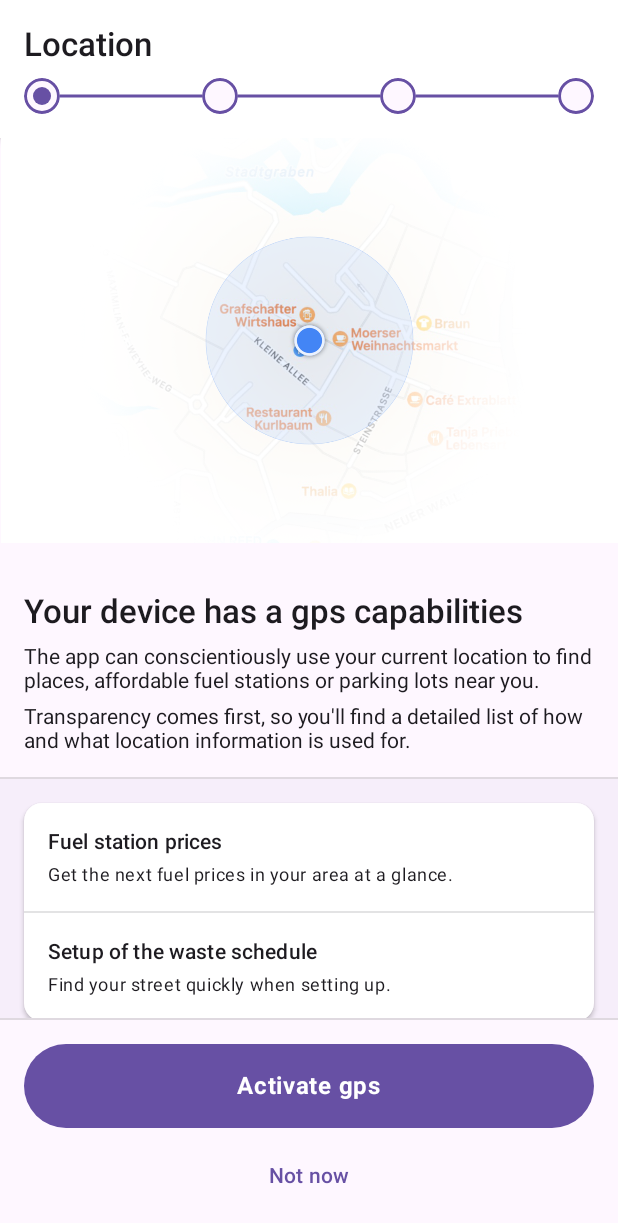
After one commit to LambdaDigamma/moers-android, an Android app built with Jetpack Compose: the composable OnboardingLocationScreen shown on its own in the app's theme, on a phone screen of 412 x 824 dp. The commit adds this screen. Shown: the top 1223 px of the screen. Run offline under Robolectric (Android 15) with nearby library versions, the phone set to English and light mode, and no system bars.

Commit message:
onboarding: working on location request interface

```diff
--- a/app/src/main/java/com/lambdadigamma/moers/Actions.kt
+++ b/app/src/main/java/com/lambdadigamma/moers/Actions.kt
@@ -35,6 +35,12 @@ class OnboardingActions(navController: NavHostController) {
         }
     }
 
+    val continueToLocation = { from: NavBackStackEntry ->
+        if (from.lifecycleIsResumed()) {
+            navController.navigate(Destinations.Onboarding.location)
+        }
+    }
+
 }
 
 /**
--- a/app/src/main/java/com/lambdadigamma/moers/Destinations.kt
+++ b/app/src/main/java/com/lambdadigamma/moers/Destinations.kt
@@ -6,6 +6,7 @@ object Destinations {
         const val welcome = "onboarding/welcome"
         const val about = "onboarding/about"
         const val userTypeSelection = "onboarding/user-type"
+        const val location = "onboarding/location"
         const val rubbishStreet = "onboarding/rubbishStreet"
     }
 
--- a/app/src/main/java/com/lambdadigamma/moers/NavGraph.kt
+++ b/app/src/main/java/com/lambdadigamma/moers/NavGraph.kt
@@ -4,7 +4,6 @@ import androidx.activity.compose.BackHandler
 import androidx.compose.runtime.Composable
 import androidx.compose.runtime.mutableStateOf
 import androidx.compose.runtime.remember
-import androidx.compose.ui.Modifier
 import androidx.navigation.NavBackStackEntry
 import androidx.navigation.NavHostController
 import androidx.navigation.compose.NavHost
@@ -15,13 +14,13 @@ import com.lambdadigamma.moers.dashboard.DashboardScreen
 import com.lambdadigamma.moers.events.ui.EventsScreen
 import com.lambdadigamma.moers.explore.ExploreScreen
 import com.lambdadigamma.moers.onboarding.OnboardingAboutScreen
+import com.lambdadigamma.moers.onboarding.OnboardingLocationScreen
 import com.lambdadigamma.moers.onboarding.OnboardingUserTypeScreen
 import com.lambdadigamma.moers.onboarding.OnboardingWelcomeScreen
 import com.lambdadigamma.moers.search.SearchScreen
 
 @Composable
 fun NavGraph(
-    modifier: Modifier = Modifier,
     finishActivity: () -> Unit = {},
     navController: NavHostController = rememberNavController(),
     startDestination: String = Destinations.Onboarding.graph,
@@ -60,8 +59,13 @@ fun NavGraph(
                     onboardingActions.continueToUserTypeSelection(backStackEntry)
                 })
             }
-            composable(Destinations.Onboarding.userTypeSelection) {
-                OnboardingUserTypeScreen()
+            composable(Destinations.Onboarding.userTypeSelection) { backStackEntry: NavBackStackEntry ->
+                OnboardingUserTypeScreen(onContinue = {
+                    onboardingActions.continueToLocation(backStackEntry)
+                })
+            }
+            composable(Destinations.Onboarding.location) {
+                OnboardingLocationScreen()
             }
         }
         composable(route = Destinations.dashboard) {
--- a/app/src/main/java/com/lambdadigamma/moers/onboarding/OnboardingAboutScreen.kt
+++ b/app/src/main/java/com/lambdadigamma/moers/onboarding/OnboardingAboutScreen.kt
@@ -19,6 +19,7 @@ import androidx.compose.ui.text.font.FontWeight
 import androidx.compose.ui.text.style.TextAlign
 import androidx.compose.ui.unit.dp
 import com.lambdadigamma.moers.R
+import com.lambdadigamma.moers.onboarding.ui.OnboardingHost
 
 @Composable
 fun OnboardingAboutScreen(onContinue: () -> Unit) {
--- /dev/null
+++ b/app/src/main/java/com/lambdadigamma/moers/onboarding/OnboardingLocationScreen.kt
@@ -0,0 +1,150 @@
+package com.lambdadigamma.moers.onboarding
+
+import androidx.compose.foundation.Image
+import androidx.compose.foundation.layout.*
+import androidx.compose.foundation.shape.RoundedCornerShape
+import androidx.compose.material.Card
+import androidx.compose.material.Divider
+import androidx.compose.material3.*
+import androidx.compose.runtime.Composable
+import androidx.compose.ui.Alignment
+import androidx.compose.ui.Modifier
+import androidx.compose.ui.res.painterResource
+import androidx.compose.ui.res.stringResource
+import androidx.compose.ui.text.font.FontWeight
+import androidx.compose.ui.text.style.TextAlign
+import androidx.compose.ui.tooling.preview.Preview
+import androidx.compose.ui.unit.dp
+import com.lambdadigamma.moers.R
+import com.lambdadigamma.moers.onboarding.ui.OnboardingHost
+import com.lambdadigamma.moers.ui.theme.LegacyMeinMoersTheme
+import com.lambdadigamma.moers.ui.theme.MeinMoersTheme
+
+@Composable
+fun OnboardingLocationScreen() {
+
+    OnboardingHost(
+        title = stringResource(R.string.onboarding_location_title),
+        content = {
+            Column(
+                modifier = Modifier
+                    .fillMaxSize(),
+                verticalArrangement = Arrangement.spacedBy(16.dp)
+            ) {
+
+                Image(
+                    painter = painterResource(id = R.drawable.onboarding_location),
+                    contentDescription = null,
+                    modifier = Modifier.fillMaxWidth()
+//                    modifier = Modifier.widthIn(0.dp, 160.dp)
+                )
+
+                Column(
+                    modifier = Modifier
+                        .padding(16.dp)
+                        .fillMaxWidth(),
+                    verticalArrangement = Arrangement.spacedBy(8.dp),
+                    horizontalAlignment = Alignment.Start
+                ) {
+                    Text(
+                        text = stringResource(R.string.onboarding_location_info_title),
+                        textAlign = TextAlign.Left,
+                        fontWeight = FontWeight.SemiBold,
+                        style = MaterialTheme.typography.titleLarge
+                    )
+                    Text(
+                        text = stringResource(R.string.onboarding_location_info_intro),
+                        textAlign = TextAlign.Left
+                    )
+                    Text(
+                        text = stringResource(R.string.onboarding_location_info_transparency)
+                    )
+                }
+
+            }
+
+            Divider()
+
+            Surface(tonalElevation = 1.dp) {
+                Column(
+                    modifier = Modifier
+                        .padding(16.dp)
+                        .fillMaxSize(),
+                    verticalArrangement = Arrangement.spacedBy(16.dp)
+                ) {
+                    Card(
+                        shape = RoundedCornerShape(12.dp),
+                        elevation = 2.dp
+                    ) {
+
+                        Column {
+
+                            FeatureRow(
+                                title = stringResource(R.string.location_reason_fuel_title),
+                                text = stringResource(R.string.location_reason_fuel_text),
+                                standalone = true
+                            )
+
+                            Divider(color = MaterialTheme.colorScheme.onSurface.copy(alpha = 0.12f))
+
+                            FeatureRow(
+                                title = stringResource(R.string.location_reason_waste_schedule_title),
+                                text = stringResource(R.string.location_reason_waste_schedule_text),
+                                standalone = true
+                            )
+
+                        }
+
+                    }
+
+                    Card(
+                        modifier = Modifier.fillMaxWidth(),
+                        shape = RoundedCornerShape(12.dp)
+                    ) {
+                        Surface(tonalElevation = 4.dp) {
+                            Column(modifier = Modifier.padding(16.dp)) {
+
+                                Text(
+                                    text = stringResource(R.string.onboarding_location_no_location_disclaimer),
+                                    style = MaterialTheme.typography.bodyMedium
+                                )
+                            }
+                        }
+                    }
+                }
+            }
+        },
+        bottomContent = {
+            Column(
+                horizontalAlignment = Alignment.CenterHorizontally,
+                verticalArrangement = Arrangement.spacedBy(8.dp)
+            ) {
+                Button(
+                    onClick = { },
+                    modifier = Modifier.fillMaxWidth(),
+                    contentPadding = PaddingValues(16.dp),
+                ) {
+                    Text(
+                        text = stringResource(R.string.onboarding_location_enable_cta),
+                        fontWeight = FontWeight.Bold,
+                        style = MaterialTheme.typography.bodyLarge
+                    )
+                }
+                TextButton(onClick = { /*TODO*/ }) {
+                    Text(stringResource(R.string.onboarding_location_not_now_cta))
+                }
+            }
+        }
+    )
+
+}
+
+@Preview
+@Composable
+fun OnboardingLocationPreview() {
+    MeinMoersTheme {
+        LegacyMeinMoersTheme {
+            OnboardingLocationScreen()
+        }
+    }
+}
--- a/app/src/main/java/com/lambdadigamma/moers/onboarding/OnboardingUserTypeScreen.kt
+++ b/app/src/main/java/com/lambdadigamma/moers/onboarding/OnboardingUserTypeScreen.kt
@@ -21,6 +21,7 @@ import androidx.compose.ui.res.stringResource
 import androidx.compose.ui.text.font.FontWeight
 import androidx.compose.ui.unit.dp
 import com.lambdadigamma.moers.R
+import com.lambdadigamma.moers.onboarding.ui.OnboardingHost
 
 enum class UserType {
     CITIZEN,
@@ -29,7 +30,7 @@ enum class UserType {
 
 // Maybe later this could be become the hometown selection?
 @Composable
-fun OnboardingUserTypeScreen() {
+fun OnboardingUserTypeScreen(onContinue: () -> Unit) {
 
     val selectedUserType = remember { mutableStateOf(UserType.CITIZEN) }
 
@@ -139,7 +140,7 @@ fun OnboardingUserTypeScreen() {
         },
         bottomContent = {
             Button(
-                onClick = { },
+                onClick = onContinue,
                 modifier = Modifier.fillMaxWidth(),
                 contentPadding = PaddingValues(16.dp),
             ) {
@@ -156,7 +157,7 @@ fun OnboardingUserTypeScreen() {
 
 @OptIn(ExperimentalAnimationApi::class)
 @Composable
-fun FeatureRow(title: String, text: String, checked: Boolean = false) {
+fun FeatureRow(title: String, text: String, checked: Boolean = false, standalone: Boolean = false) {
 
     Row(
         modifier = Modifier
@@ -168,7 +169,7 @@ fun FeatureRow(title: String, text: String, checked: Boolean = false) {
             verticalArrangement = Arrangement.spacedBy(4.dp),
             modifier = Modifier
                 .weight(1f)
-                .alpha(if (checked) 1f else 0.3f)
+                .alpha(if (standalone) 1f else if (checked) 1f else 0.3f)
         ) {
             Text(
                 text = title,
@@ -180,7 +181,7 @@ fun FeatureRow(title: String, text: String, checked: Boolean = false) {
 
         Box(modifier = Modifier.size(24.dp)) {
 
-            if (checked) {
+            if (checked && !standalone) {
                 Box(
                     modifier = Modifier
                         .size(24.dp)
--- a/app/src/main/java/com/lambdadigamma/moers/onboarding/OnboardingHost.kt
+++ b/app/src/main/java/com/lambdadigamma/moers/onboarding/ui/OnboardingHost.kt
@@ -1,4 +1,4 @@
-package com.lambdadigamma.moers.onboarding
+package com.lambdadigamma.moers.onboarding.ui
 
 import androidx.compose.foundation.layout.Column
 import androidx.compose.foundation.layout.fillMaxSize
@@ -10,7 +10,6 @@ import androidx.compose.material.Divider
 import androidx.compose.runtime.Composable
 import androidx.compose.ui.Modifier
 import androidx.compose.ui.unit.dp
-import com.lambdadigamma.moers.onboarding.ui.OnboardingTopBar
 
 @Composable
 fun OnboardingHost(
--- a/app/src/main/res/values/strings.xml
+++ b/app/src/main/res/values/strings.xml
@@ -34,7 +34,18 @@
     <string name="feature_waste_schedule_text">The waste schedule informs you about the next pick-up dates.</string>
     <string name="feature_transit_title">Public transport</string>
     <string name="feature_transit_text">Get information about arrival and departure times of buses and trains.</string>
-    <string name="onboarding_user_type_activated_features">Activated features</string>
+    <string name="onboarding_user_type_activated_features">Your selection activates:</string>
     <string name="onboarding_user_type_features_footer">These features are enabled based on your selection. You can adjust the settings at any time.</string>
     <string name="onboarding_user_type_cta">Proceed with selection</string>
+    <string name="onboarding_location_title">Location</string>
+    <string name="onboarding_location_info_title">Your device has a gps capabilities</string>
+    <string name="onboarding_location_info_intro">The app can conscientiously use your current location to find places, affordable fuel stations or parking lots near you.</string>
+    <string name="onboarding_location_info_transparency">Transparency comes first, so you\'ll find a detailed list of how and what location information is used for.</string>
+    <string name="onboarding_location_no_location_disclaimer">The app works well regardless of your location permission. It\' s entirely up to you.</string>
+    <string name="location_reason_fuel_title">Fuel station prices</string>
+    <string name="location_reason_fuel_text">Get the next fuel prices in your area at a glance.</string>
+    <string name="location_reason_waste_schedule_title">Setup of the waste schedule</string>
+    <string name="location_reason_waste_schedule_text">Find your street quickly when setting up.</string>
+    <string name="onboarding_location_enable_cta">Activate gps</string>
+    <string name="onboarding_location_not_now_cta">Not now</string>
 </resources>
```
Also changed, not shown: app/src/main/res/drawable-night/onboarding_location.png (added), app/src/main/res/drawable/onboarding_location.png (added), 1 other file.
